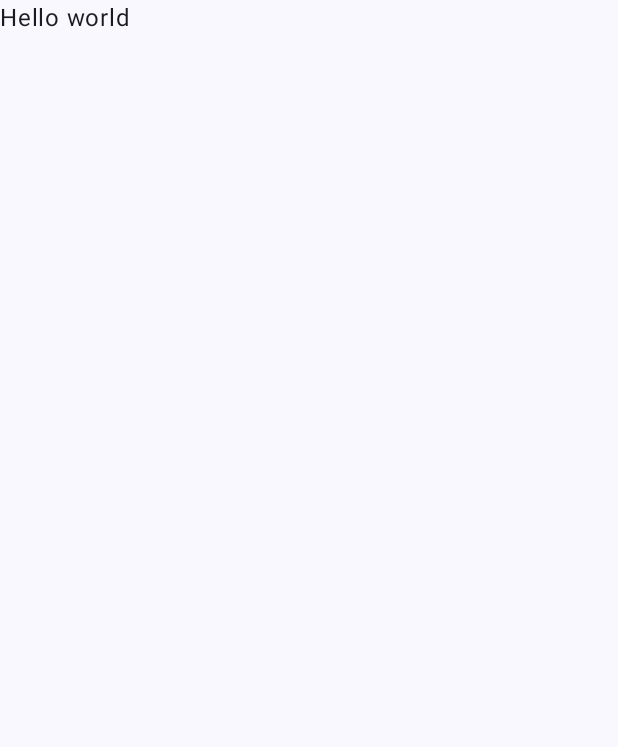
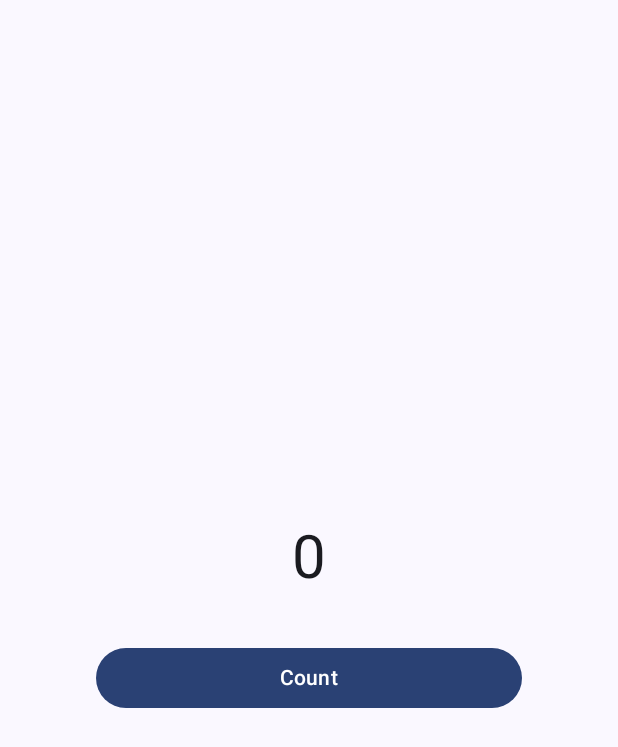
Before and after one commit to leonardosibela/compose-counter, an Android app built with Jetpack Compose: the screen it shows after launch (MainActivity), on a phone screen of 412 x 824 dp. Before the commit the part shown is almost empty. Shown: the top 747 px of the screen. Run offline under Robolectric (Android 15) with nearby library versions, the phone set to English and light mode, and no system bars.

Commit message:
Implementing counter

```diff
--- a/app/src/main/java/com/honkgoose/composecounter/MainActivity.kt
+++ b/app/src/main/java/com/honkgoose/composecounter/MainActivity.kt
@@ -3,13 +3,18 @@ package com.honkgoose.composecounter
 import android.os.Bundle
 import androidx.activity.ComponentActivity
 import androidx.activity.compose.setContent
-import androidx.compose.foundation.layout.fillMaxSize
+import androidx.compose.foundation.layout.*
+import androidx.compose.material3.Button
 import androidx.compose.material3.MaterialTheme
 import androidx.compose.material3.Surface
 import androidx.compose.material3.Text
-import androidx.compose.runtime.Composable
+import androidx.compose.runtime.*
+import androidx.compose.ui.Alignment
 import androidx.compose.ui.Modifier
+import androidx.compose.ui.text.style.TextAlign
 import androidx.compose.ui.tooling.preview.Preview
+import androidx.compose.ui.unit.dp
+import androidx.compose.ui.unit.sp
 import com.honkgoose.composecounter.ui.theme.ComposeCounterTheme
 
 class MainActivity : ComponentActivity() {
@@ -17,12 +22,11 @@ class MainActivity : ComponentActivity() {
         super.onCreate(savedInstanceState)
         setContent {
             ComposeCounterTheme {
-                // A surface container using the 'background' color from the theme
                 Surface(
                     modifier = Modifier.fillMaxSize(),
                     color = MaterialTheme.colorScheme.background
                 ) {
-                    Greeting("Hello world")
+                    Counter()
                 }
             }
         }
@@ -30,14 +34,40 @@ class MainActivity : ComponentActivity() {
 }
 
 @Composable
-fun Greeting(text: String) {
-    Text(text = text)
+fun Counter() {
+    var number by remember {
+        mutableStateOf(0)
+    }
+    Column(
+        horizontalAlignment = Alignment.CenterHorizontally,
+        verticalArrangement = Arrangement.Center,
+        modifier = Modifier.fillMaxSize()
+    ) {
+        Text(
+            modifier = Modifier
+                .fillMaxWidth(),
+            textAlign = TextAlign.Center,
+            text = number.toString(),
+            fontSize = 40.sp
+        )
+        Spacer(modifier = Modifier.height(32.dp))
+        Button(
+            modifier = Modifier
+                .fillMaxWidth()
+                .padding(64.dp, 0.dp),
+            onClick = {
+                number++
+            }
+        ) {
+            Text(text = "Count")
+        }
+    }
 }
 
 @Preview(showBackground = true)
 @Composable
 fun DefaultPreview() {
     ComposeCounterTheme {
-        Greeting("Hello world")
+        Counter()
     }
 }
```
